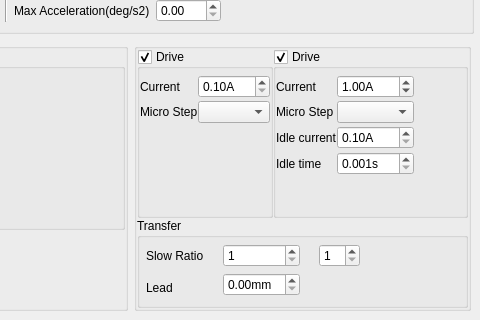
Before: the Qt Designer form source/wnd/ui/mrqaxes.ui in ww4u/megarobostudio, drawn with Qt 5; both pictures show x 218 to 698 and y 123 to 443 of the 698 by 443 pixel window.
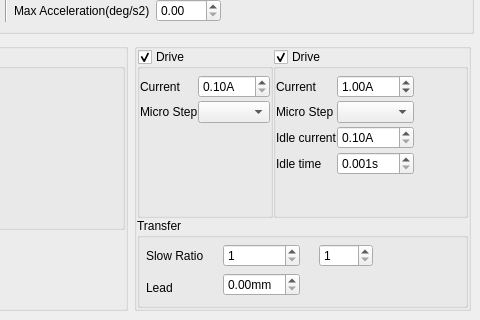
After: the same form once the commit is applied. Icons and pictures are not drawn. Custom widgets are drawn as their Qt base class.

The edit to the form file:
```diff
--- a/source/wnd/ui/mrqaxes.ui
+++ b/source/wnd/ui/mrqaxes.ui
@@ -835,6 +835,9 @@
              <property name="minimum">
               <number>1</number>
              </property>
+             <property name="maximum">
+              <number>1000</number>
+             </property>
             </widget>
            </item>
            <item row="4" column="2">
```
Left out of the diff: 3 changed lines with no effect on the pictures.
